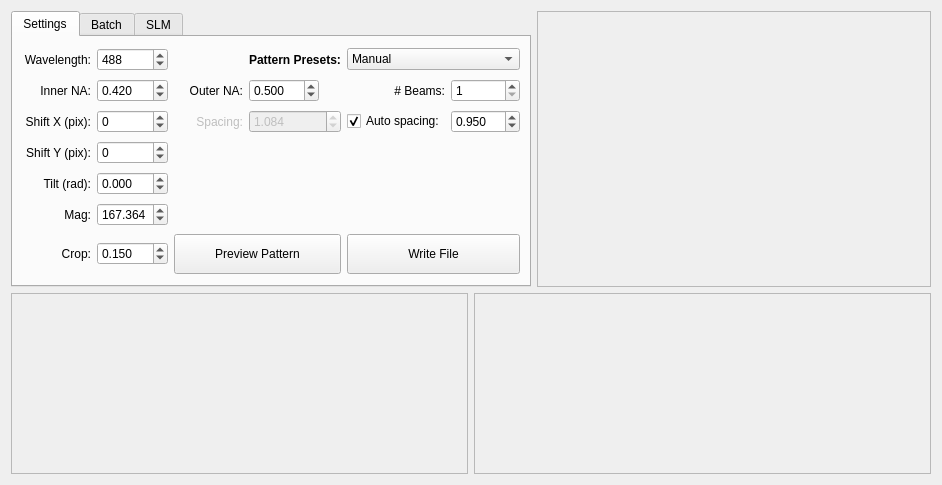
This is llspy/gui/slm_pattern_dialog.ui in tlambert03/LLSpy as Qt 5 draws it before an edit. The edited form follows.
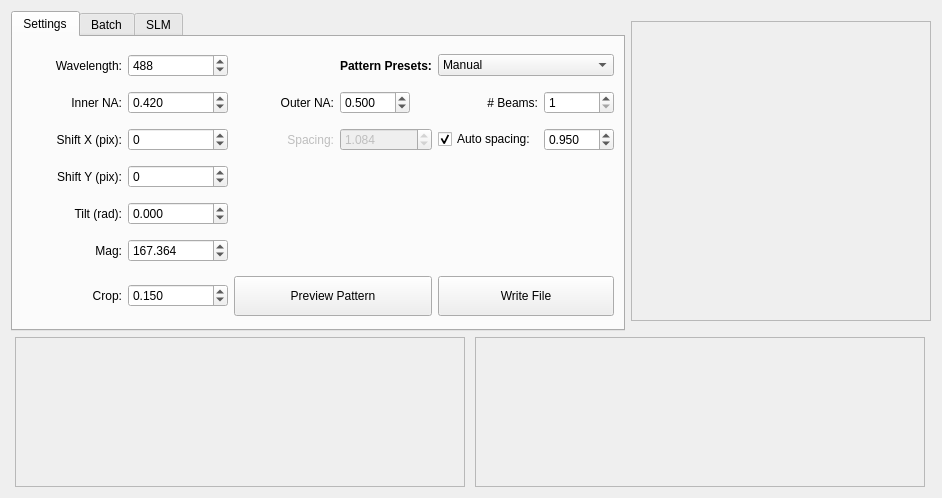
This is the edited form.

Commit message: fix slmpatterngen layout on windows

What changed in the file:
```diff
--- a/llspy/gui/slm_pattern_dialog.ui
+++ b/llspy/gui/slm_pattern_dialog.ui
@@ -7,19 +7,19 @@
     <x>0</x>
     <y>0</y>
     <width>942</width>
-    <height>485</height>
+    <height>498</height>
    </rect>
   </property>
   <property name="minimumSize">
    <size>
     <width>942</width>
-    <height>485</height>
+    <height>492</height>
    </size>
   </property>
   <property name="maximumSize">
    <size>
     <width>942</width>
-    <height>485</height>
+    <height>4575647</height>
    </size>
   </property>
   <property name="windowTitle">
@@ -31,10 +31,16 @@
   <layout class="QGridLayout" name="gridLayout_2">
    <item row="0" column="0">
     <widget class="QTabWidget" name="tabWidget">
+     <property name="minimumSize">
+      <size>
+       <width>0</width>
+       <height>0</height>
+      </size>
+     </property>
      <property name="maximumSize">
       <size>
-       <width>602</width>
-       <height>299</height>
+       <width>16777215</width>
+       <height>16777215</height>
       </size>
      </property>
      <property name="focusPolicy">
@@ -864,6 +870,12 @@
          <height>150</height>
         </size>
        </property>
+       <property name="maximumSize">
+        <size>
+         <width>450</width>
+         <height>150</height>
+        </size>
+       </property>
        <property name="widgetResizable">
         <bool>true</bool>
        </property>
@@ -872,7 +884,7 @@
          <rect>
           <x>0</x>
           <y>0</y>
-          <width>451</width>
+          <width>448</width>
           <height>148</height>
          </rect>
         </property>
@@ -887,6 +899,12 @@
          <height>150</height>
         </size>
        </property>
+       <property name="maximumSize">
+        <size>
+         <width>450</width>
+         <height>150</height>
+        </size>
+       </property>
        <property name="widgetResizable">
         <bool>true</bool>
        </property>
@@ -895,7 +913,7 @@
          <rect>
           <x>0</x>
           <y>0</y>
-          <width>451</width>
+          <width>448</width>
           <height>148</height>
          </rect>
         </property>
@@ -909,12 +927,12 @@
      <property name="minimumSize">
       <size>
        <width>300</width>
-       <height>0</height>
+       <height>300</height>
       </size>
      </property>
      <property name="maximumSize">
       <size>
-       <width>16777215</width>
+       <width>300</width>
        <height>300</height>
       </size>
      </property>
@@ -927,7 +945,7 @@
         <x>0</x>
         <y>0</y>
         <width>298</width>
-        <height>291</height>
+        <height>298</height>
        </rect>
       </property>
      </widget>
```
The commit also changes 2 other files.
